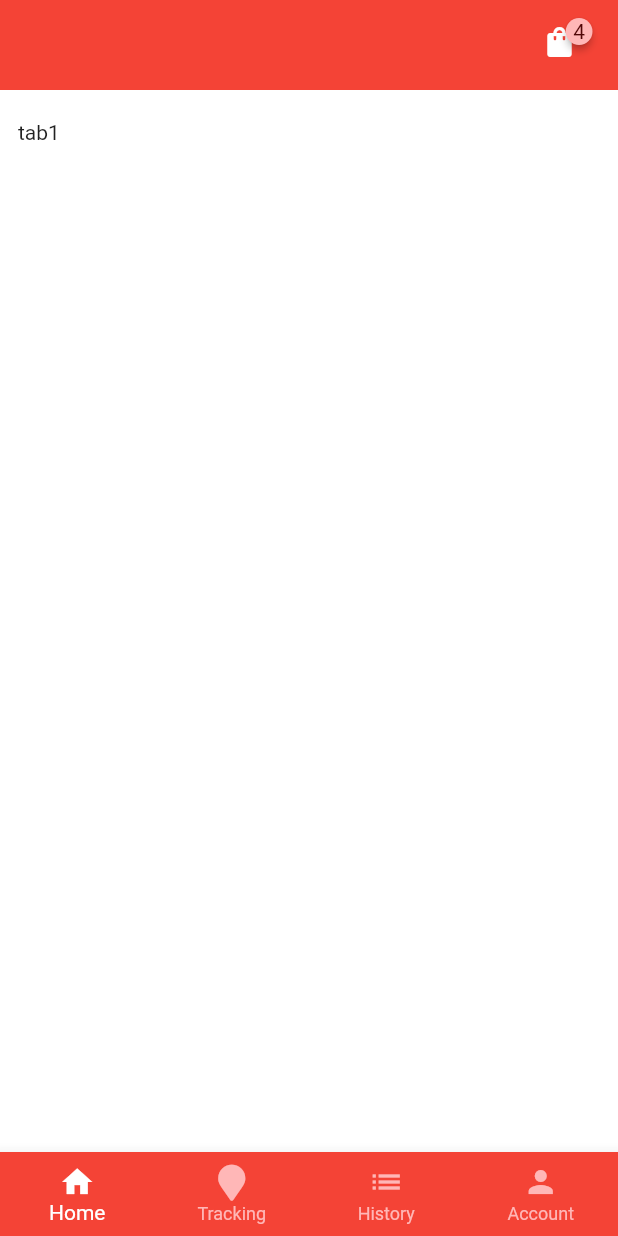
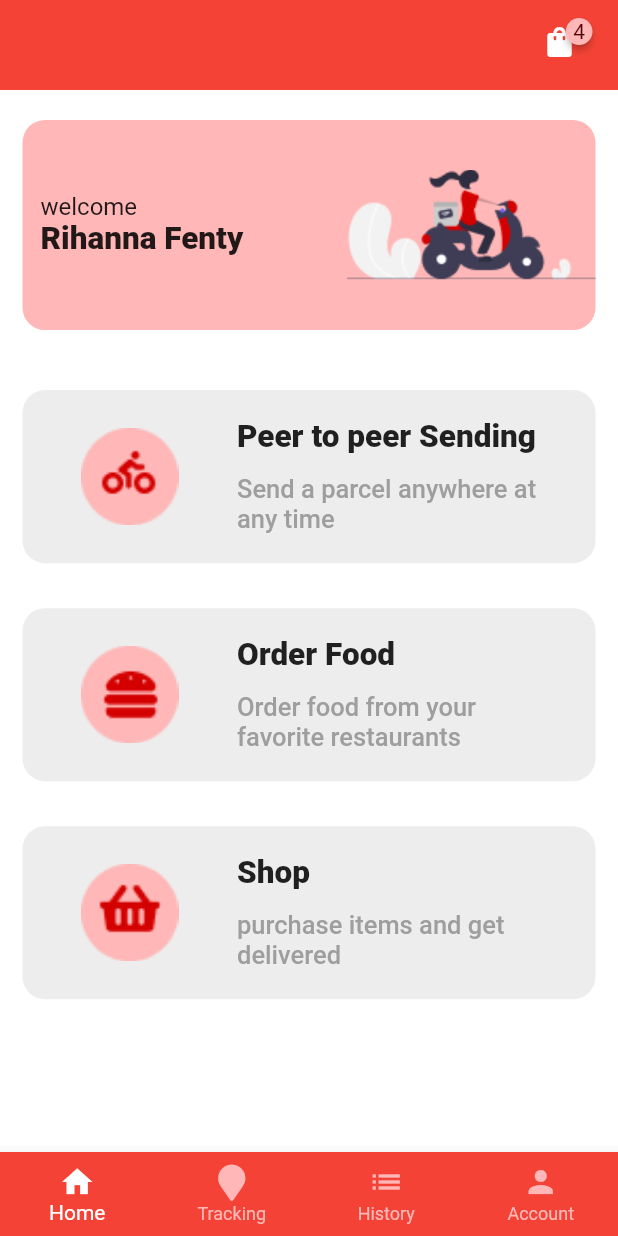
Before and after one commit to ElFabNyl/nextwave, a Flutter app: the screen it shows after launch, on a phone screen of 412 x 824 dp. Run offline on Flutter 3.47's test engine with Material 2 defaults, Android fonts, the phone set to English and light mode, and no system bars; drawn by our look-alikes of badges; our stand-ins replace font_awesome_flutter; missing offline and left inert: rate_my_app.

Commit message:
home screen

```diff
--- a/lib/components/home_module_card.dart
+++ b/lib/components/home_module_card.dart
@@ -19,7 +19,7 @@ class HomeModuleCard extends StatelessWidget {
     return GestureDetector(
       onTap: action,
       child: Container(
-        height: MediaQuery.of(context).size.height * 0.19,
+        height: MediaQuery.of(context).size.height * 0.14,
         width: double.infinity,
         decoration: BoxDecoration(
             color: const Color(0xffEDEDED),
--- a/lib/components/home_welcome_card.dart
+++ b/lib/components/home_welcome_card.dart
@@ -14,7 +14,7 @@ class HomeWelcomeCard extends StatelessWidget {
   @override
   Widget build(BuildContext context) {
     return Container(
-      height: MediaQuery.of(context).size.height * 0.21,
+      height: MediaQuery.of(context).size.height * 0.17,
       width: double.infinity,
       decoration: BoxDecoration(
           color: const Color(0xffFFB7B7),
--- /dev/null
+++ b/lib/index.dart
@@ -0,0 +1,82 @@
+import 'package:flutter/material.dart';
+import 'package:nextwave/components/app_bar.dart';
+import 'package:font_awesome_flutter/font_awesome_flutter.dart';
+import 'package:nextwave/presentation/Screens/send/Home.dart';
+
+
+class Index extends StatefulWidget {
+  const Index({Key? key}) : super(key: key);
+
+  @override
+  _IndexState createState() => _IndexState();
+}
+
+class _IndexState extends State<Index> {
+  int _selectedTab = 0;
+
+  final List<Widget> _tabWidgets =  [
+
+    Home(),
+    Text('tab2'),
+    Text('tab3'),
+    Text('tab4'),
+  ];
+
+  @override
+  Widget build(BuildContext context) {
+    return Scaffold(
+      backgroundColor: Colors.white,
+      appBar: const AppBarWidget(
+        showArrow: false,
+        showBell: false,
+        showBadge: true,
+        badgeContent: '4',
+        isShoppingBag: true,
+      ),
+      bottomNavigationBar: BottomNavigationBar(
+        selectedItemColor: Colors.white,
+        unselectedItemColor: const Color(0xffFFB7B7),
+        backgroundColor: Colors.red,
+        type: BottomNavigationBarType.fixed,
+        currentIndex: _selectedTab,
+        // i should handle this state with BloC
+        onTap: (index) {
+          setState(() {
+            _selectedTab = index;
+          });
+        },
+        items: [
+          const BottomNavigationBarItem(
+            icon: Icon(Icons.home),
+            label: 'Home',
+          ),
+          const BottomNavigationBarItem(
+            icon: Icon(FontAwesomeIcons.mapMarker),
+            label: 'Tracking',
+          ),
+          BottomNavigationBarItem(
+            icon: const Icon(Icons.list),
+            label: const Text(
+              'History',
+              style: TextStyle(color: Colors.black),
+            ).data,
+          ),
+          const BottomNavigationBarItem(
+            icon: Icon(
+              Icons.person,
+            ),
+            label: 'Account',
+          ),
+        ],
+      ),
+      body: Padding(
+        padding: const EdgeInsets.symmetric(horizontal: 15.0, vertical: 20.0),
+        child: Column(
+          children: [
+            _tabWidgets[_selectedTab],
+          ],
+        ),
+      ),
+    );
+  }
+}
--- a/lib/presentation/Screens/send/home.dart
+++ b/lib/presentation/Screens/send/home.dart
@@ -1,79 +1,44 @@
 import 'package:flutter/material.dart';
-import 'package:nextwave/components/app_bar.dart';
-import 'package:font_awesome_flutter/font_awesome_flutter.dart';
+import 'package:nextwave/components/home_module_card.dart';
+import 'package:nextwave/components/home_welcome_card.dart';
 
 class Home extends StatefulWidget {
-  const Home({Key? key}) : super(key: key);
+  Home({Key? key}) : super(key: key);
 
   @override
   _HomeState createState() => _HomeState();
 }
 
 class _HomeState extends State<Home> {
-  int _selectedTab = 0;
-
-  final List<Widget> _tabWidgets = const [
-    Text('tab1'),
-    Text('tab2'),
-    Text('tab3'),
-    Text('tab4'),
-  ];
-
   @override
   Widget build(BuildContext context) {
-    return Scaffold(
-      backgroundColor: Colors.white,
-      appBar: const AppBarWidget(
-        showArrow: false,
-        showBell: false,
-        showBadge: true,
-        badgeContent: '4',
-        isShoppingBag: true,
-      ),
-      bottomNavigationBar: BottomNavigationBar(
-        selectedItemColor: Colors.white,
-        unselectedItemColor: const Color(0xffFFB7B7),
-        backgroundColor: Colors.red,
-        type: BottomNavigationBarType.fixed,
-        currentIndex: _selectedTab,
-        // i should handle this state with BloC
-        onTap: (index) {
-          setState(() {
-            _selectedTab = index;
-          });
-        },
-        items: [
-          const BottomNavigationBarItem(
-            icon: Icon(Icons.home),
-            label: 'Home',
-          ),
-          const BottomNavigationBarItem(
-            icon: Icon(FontAwesomeIcons.mapMarker),
-            label: 'Tracking',
-          ),
-          BottomNavigationBarItem(
-            icon: const Icon(Icons.list),
-            label: const Text(
-              'History',
-              style: TextStyle(color: Colors.black),
-            ).data,
-          ),
-          const BottomNavigationBarItem(
-            icon: Icon(
-              Icons.person,
-            ),
-            label: 'Account',
-          ),
+    return SingleChildScrollView(
+      child: Column(
+        mainAxisAlignment: MainAxisAlignment.spaceBetween,
+        children: [
+          const HomeWelcomeCard(
+              welcomeText: 'welcome',
+              userName: 'Rihanna Fenty',
+              imagePath: 'assets/images/moto.png'),
+          const SizedBox(height: 40.0),
+          HomeModuleCard(
+              action: () {},
+              imagePath: 'assets/images/send.png',
+              moduleName: 'Peer to peer Sending',
+              moduleDescription: 'Send a parcel anywhere at any time'),
+          const SizedBox(height: 30.0),
+          HomeModuleCard(
+              action: () {},
+              imagePath: 'assets/images/food.png',
+              moduleName: 'Order Food',
+              moduleDescription: 'Order food from your favorite restaurants'),
+          const SizedBox(height: 30.0),
+          HomeModuleCard(
+              action: () {},
+              imagePath: 'assets/images/shop.png',
+              moduleName: 'Shop',
+              moduleDescription: 'purchase items and get delivered'),
         ],
-      ),
-      body: Padding(
-        padding: const EdgeInsets.symmetric(horizontal: 12.0, vertical: 20.0),
-        child: Column(
-          children: [
-            _tabWidgets[_selectedTab],
-          ],
-
-        ),
       ),
     );
   }
--- a/lib/router/app_router.dart
+++ b/lib/router/app_router.dart
@@ -1,11 +1,11 @@
 import 'package:flutter/material.dart';
-import 'package:nextwave/presentation/Screens/send/home.dart';
+import 'package:nextwave/index.dart';
 
 class AppRouter {
   Route<dynamic>? onGenerateRoute(RouteSettings routeSettings) {
     switch (routeSettings.name) {
       case '/':
-        return MaterialPageRoute(builder: (_) => const Home());
+        return MaterialPageRoute(builder: (_) => const Index());
 
       default:
         return null;
```
